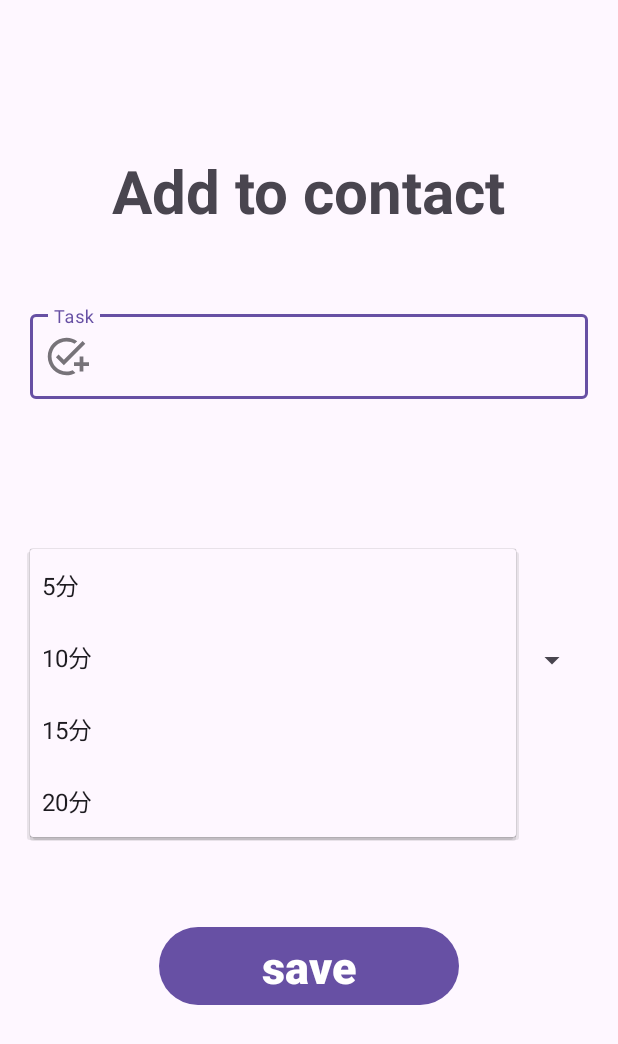
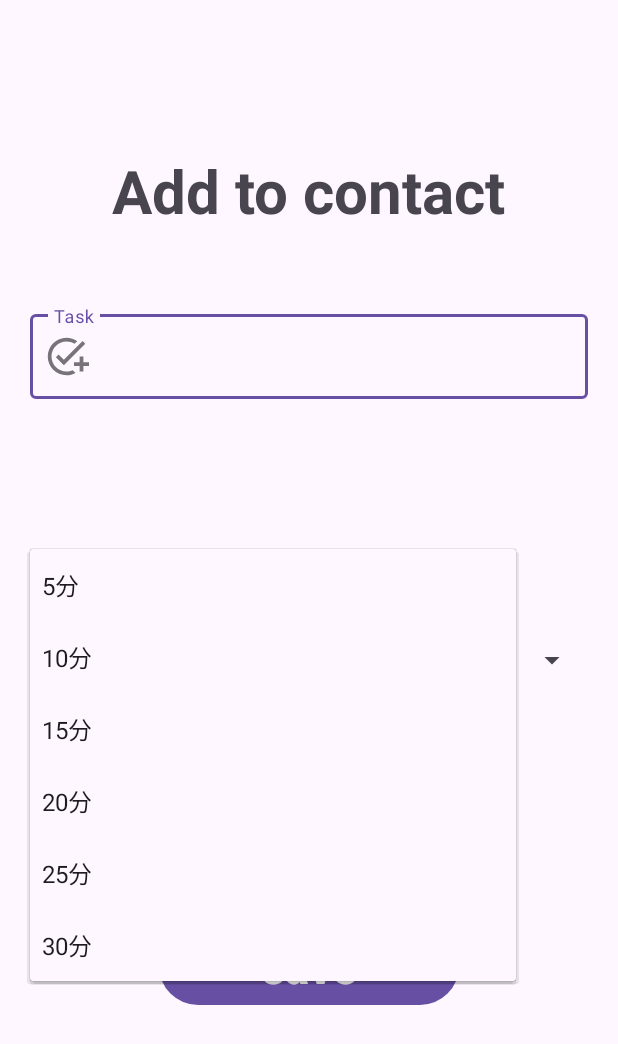
Before and after one commit to itc-s21014/MyApplication2, an Android app: the TaskSettingActivity2 screen opened directly, with no data from a screen before it, after a tap on "5分", on a phone screen of 412 x 824 dp. Shown: the top 1044 px of the screen. Run offline under Robolectric (Android 15) with nearby library versions, the phone set to English and light mode, and no system bars.

Commit message:
時間追加

```diff
--- a/app/src/main/res/values/strings.xml
+++ b/app/src/main/res/values/strings.xml
@@ -48,5 +48,7 @@
         <item>10分</item>
         <item>15分</item>
         <item>20分</item>
+        <item>25分</item>
+        <item>30分</item>
     </array>
 </resources>
```
